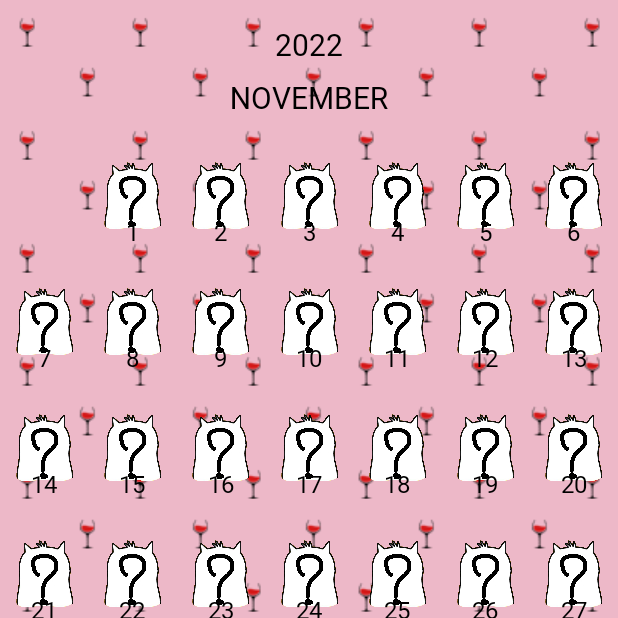
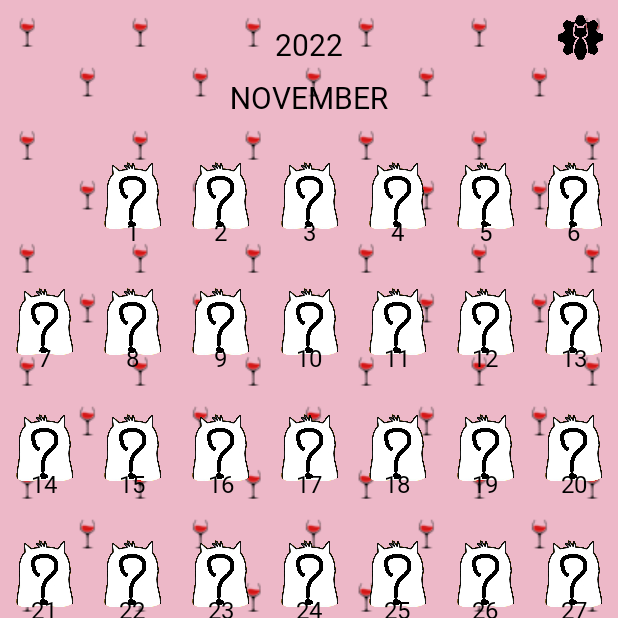
Before and after one commit to h10ne/AllinEmmo, an Android app: the screen it shows after launch (HomeActivity), on a phone screen of 412 x 824 dp, the top half of it. Run offline under Robolectric (Android 15) with nearby library versions, the phone set to English and light mode, and no system bars; our stand-ins replace Picasso.

Commit message:
настройки в разработке

```diff
--- a/app/src/main/java/ru/allin/emo/Adapter/EmmoRecyclerViewAdapter.kt
+++ b/app/src/main/java/ru/allin/emo/Adapter/EmmoRecyclerViewAdapter.kt
@@ -1,5 +1,6 @@
 package ru.allin.emo.Adapter
 
+import android.app.ActivityOptions
 import android.content.Intent
 import android.view.LayoutInflater
 import android.view.View
@@ -14,6 +15,7 @@ import ru.allin.emo.Helpers.ImageToDrawableConverter
 import ru.allin.emo.OneItemsClasses.Emotion
 import ru.allin.emo.R
 import ru.allin.emo.SoundHelper
+
 
 /**
  * Адаптер для иконок эмоций за месяц
@@ -71,6 +73,10 @@ class EmmoRecyclerViewAdapter : RecyclerView.Adapter<EmmoRecyclerViewAdapter.Emm
                 }
                 else
                 {
+                    /*val bndlanimation = ActivityOptions.makeCustomAnimation(
+                        it.context,
+                        R.anim.zoomin, R.anim.zoomout
+                    ).toBundle()*/
                     val intent =  Intent(it.context, EmotionListActivity::class.java)
                     intent.putExtra("date", emmo.date)
 
--- a/app/src/main/java/ru/allin/emo/Adapter/EmotionsListAdapter.kt
+++ b/app/src/main/java/ru/allin/emo/Adapter/EmotionsListAdapter.kt
@@ -1,5 +1,6 @@
 package ru.allin.emo.Adapter
 
+import android.app.ActivityOptions
 import android.app.Dialog
 import android.content.Intent
 import android.graphics.BitmapFactory
--- a/app/src/main/java/ru/allin/emo/HomeActivity.kt
+++ b/app/src/main/java/ru/allin/emo/HomeActivity.kt
@@ -1,7 +1,9 @@
 package ru.allin.emo
 
+import android.content.Intent
 import android.os.Bundle
 import android.view.View
+import android.widget.ImageButton
 import android.widget.ImageView
 import androidx.appcompat.app.AppCompatActivity
 import androidx.viewpager2.widget.ViewPager2
@@ -13,8 +15,6 @@ class HomeActivity : AppCompatActivity() {
     private lateinit var adapter: NumberAdapter
     private lateinit var viewPager: ViewPager2
     private lateinit var sleepCat:ImageView
-    var clickCount = 0
-    private val lastTouchDownXY = FloatArray(2)
 
     override fun onCreate(savedInstanceState: Bundle?) {
         super.onCreate(savedInstanceState)
@@ -22,9 +22,15 @@ class HomeActivity : AppCompatActivity() {
         supportActionBar?.hide()
 
         adapter = NumberAdapter(this)
-        viewPager = findViewById(R.id.pager)
+        viewPager = findViewById<ViewPager2>(R.id.month_pager)
         viewPager.adapter = adapter
         sleepCat = findViewById<ImageView>(R.id.sleep_cat)
+        val optionsBtn = findViewById<ImageButton>(R.id.options_btn)
+
+        optionsBtn.setOnClickListener {
+            val intent = Intent(it.context, OptionsActivity::class.java)
+            startActivity(intent)
+        }
 
         viewPager.registerOnPageChangeCallback(object : ViewPager2.OnPageChangeCallback() {
 
--- a/app/src/main/res/layout/activity_home.xml
+++ b/app/src/main/res/layout/activity_home.xml
@@ -18,7 +18,7 @@
         app:srcCompat="@drawable/relax_cat_2" />
 
     <androidx.viewpager2.widget.ViewPager2
-        android:id="@+id/pager"
+        android:id="@+id/month_pager"
         android:layout_width="match_parent"
         android:layout_height="match_parent"
         android:orientation="vertical"
@@ -27,6 +27,20 @@
         app:layout_constraintLeft_toLeftOf="parent"
         app:layout_constraintRight_toRightOf="parent"
         app:layout_constraintTop_toTopOf="parent"
-        app:layout_constraintVertical_bias="0.0" />
+        app:layout_constraintVertical_bias="0.0">
+
+    </androidx.viewpager2.widget.ViewPager2>
+
+    <ImageButton
+        android:id="@+id/options_btn"
+        android:layout_width="30dp"
+        android:layout_height="30dp"
+        android:background="?selectableItemBackgroundBorderless"
+        android:scaleType="fitXY"
+        android:layout_marginTop="10dp"
+        android:layout_marginRight="10dp"
+        app:srcCompat="@drawable/options_icon"
+        app:layout_constraintEnd_toEndOf="parent"
+        app:layout_constraintTop_toTopOf="parent" />
 
 </androidx.constraintlayout.widget.ConstraintLayout>
```
Also changed, not shown: app/src/main/AndroidManifest.xml (+9 -2 lines), app/src/main/java/ru/allin/emo/OptionsActivity.kt (added, +11 -0 lines), app/src/main/res/anim/card_open.xml (added, +14 -0 lines), app/src/main/res/drawable/switch_thumb.xml (added, +8 -0 lines), app/src/main/res/layout/activity_options.xml (added, +31 -0 lines), app/src/main/res/drawable/options_icon.png (added), app/src/main/res/values/strings.xml (line endings or trailing spaces).
